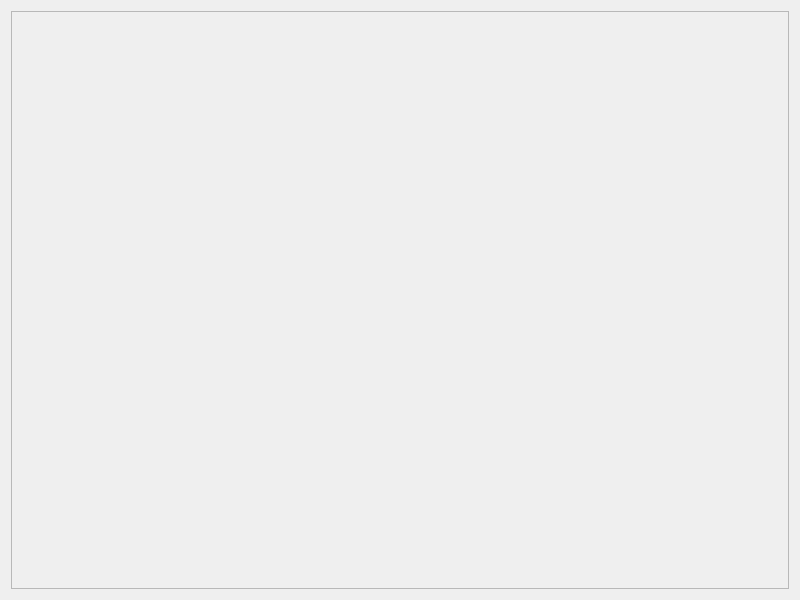
Qt form src/main/resources/base/preferences.ui (j718/screentime) before a commit.
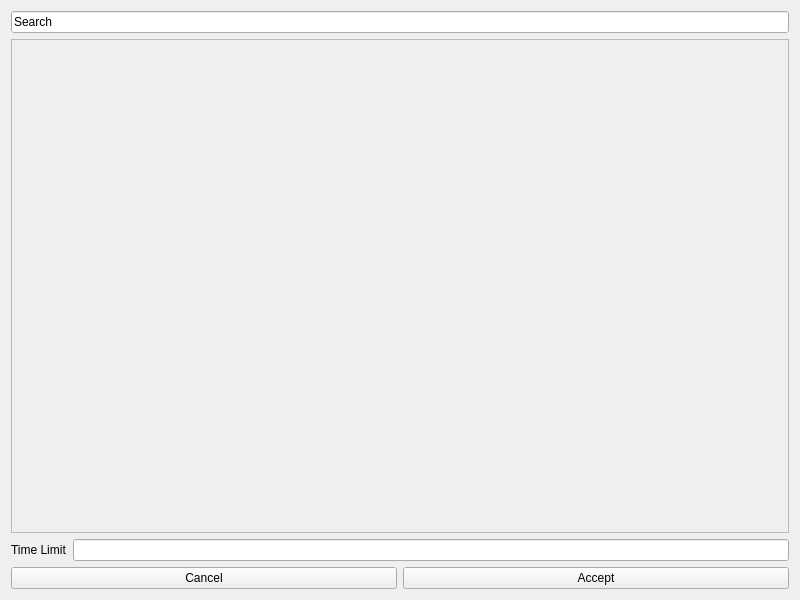
The same form after that commit.

Commit message: started adding database and updated ui to look more like ios screentime

```diff
--- a/src/main/resources/base/preferences.ui
+++ b/src/main/resources/base/preferences.ui
@@ -14,6 +14,13 @@
    <string>Form</string>
   </property>
   <layout class="QVBoxLayout" name="verticalLayout">
+   <item>
+    <widget class="QLineEdit" name="search_bar">
+     <property name="text">
+      <string>Search</string>
+     </property>
+    </widget>
+   </item>
    <item>
     <widget class="QScrollArea" name="scrollArea">
      <property name="widgetResizable">
@@ -25,13 +32,45 @@
         <x>0</x>
         <y>0</y>
         <width>784</width>
-        <height>584</height>
+        <height>454</height>
        </rect>
       </property>
       <layout class="QFormLayout" name="formLayout"/>
      </widget>
     </widget>
    </item>
+   <item>
+    <layout class="QHBoxLayout" name="horizontalLayout_2">
+     <item>
+      <widget class="QLabel" name="label">
+       <property name="text">
+        <string>Time Limit</string>
+       </property>
+      </widget>
+     </item>
+     <item>
+      <widget class="QLineEdit" name="time_limit"/>
+     </item>
+    </layout>
+   </item>
+   <item>
+    <layout class="QHBoxLayout" name="horizontalLayout">
+     <item>
+      <widget class="QPushButton" name="cancel_button">
+       <property name="text">
+        <string>Cancel</string>
+       </property>
+      </widget>
+     </item>
+     <item>
+      <widget class="QPushButton" name="accept_button">
+       <property name="text">
+        <string>Accept</string>
+       </property>
+      </widget>
+     </item>
+    </layout>
+   </item>
   </layout>
  </widget>
  <resources/>
```
The commit also changes 7 other files.
